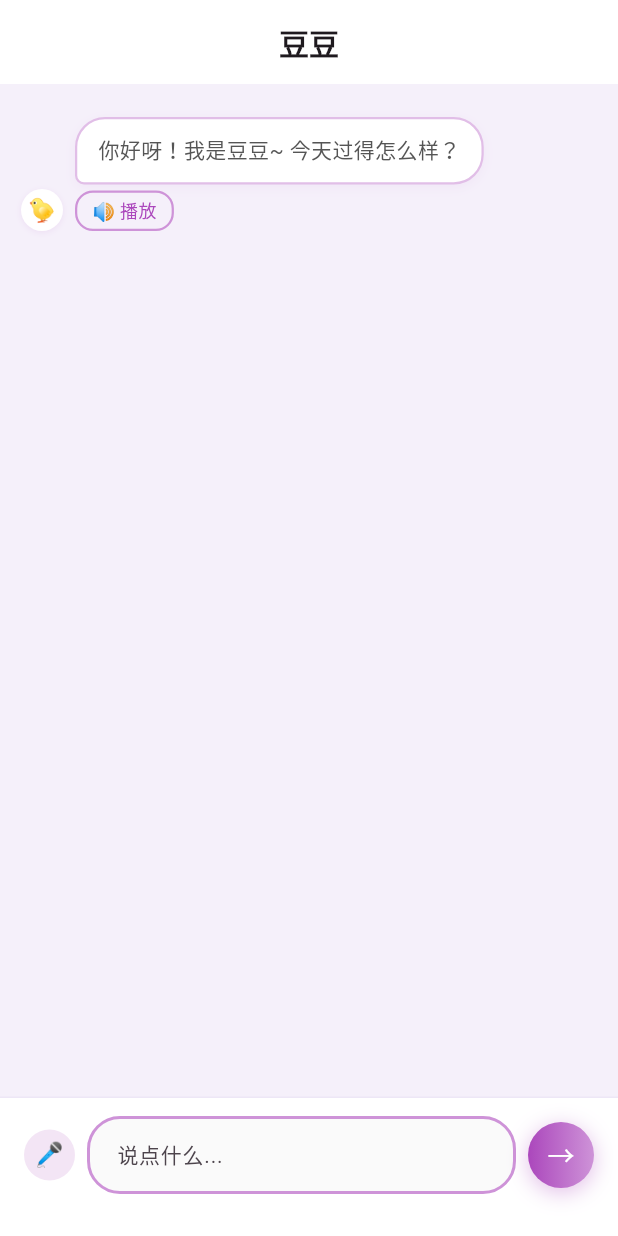
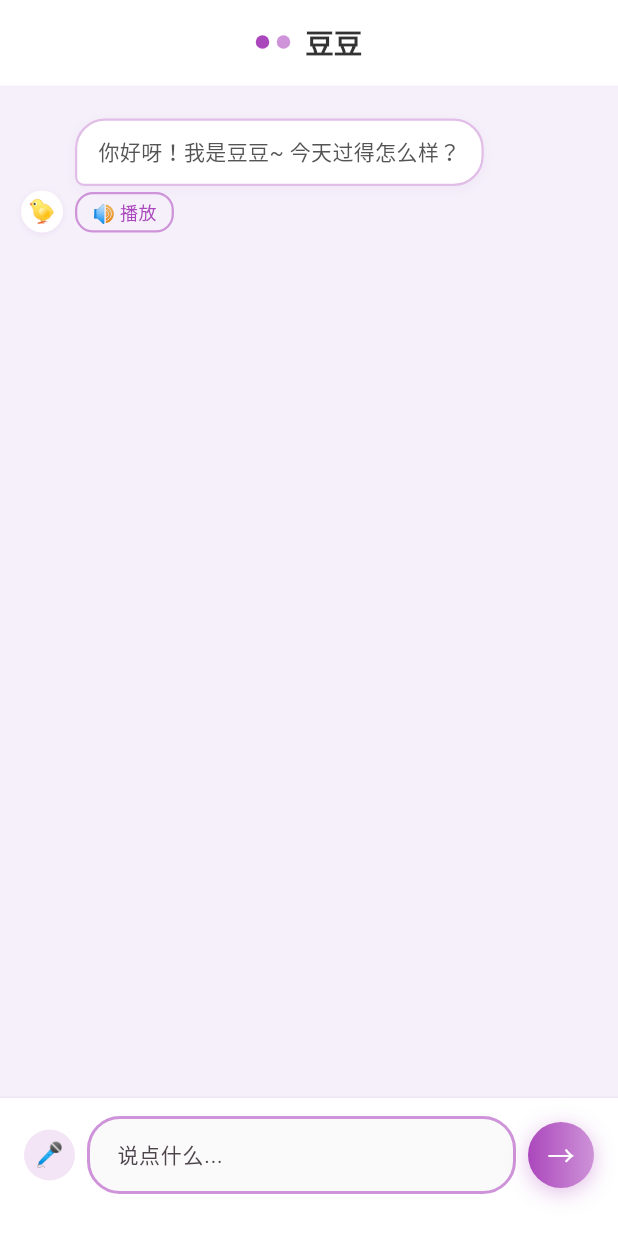
Before and after one commit to HuangJuzi/tangxiaodou, a Flutter app: the screen it shows after launch, after a tap on an icon or button, on a phone screen of 412 x 824 dp. Run offline on Flutter 3.47's test engine with Material 3 defaults, Android fonts, the phone set to English and light mode, and no system bars; our stand-ins replace audioplayers, image_picker, permission_handler; missing offline and left inert: record.

Commit message:
feat: redesign AppBar with dual-dot logo style (scheme 7)
Co-Authored-By: Claude Opus 4.7 <noreply@anthropic.com>

```diff
--- a/lib/screens/chat_screen.dart
+++ b/lib/screens/chat_screen.dart
@@ -347,11 +347,24 @@ class _ChatScreenState extends State<ChatScreen> {
   Widget build(BuildContext context) {
     return Scaffold(
       appBar: AppBar(
-        title: const Text('豆豆', style: TextStyle(fontSize: 20, fontWeight: FontWeight.w600)),
+        title: const Row(
+          mainAxisSize: MainAxisSize.min,
+          children: [
+            _NavDot(color: AppColors.primary, size: 9),
+            SizedBox(width: 5),
+            _NavDot(color: AppColors.primaryLight, size: 9),
+            SizedBox(width: 10),
+            Text('豆豆', style: TextStyle(fontSize: 19, fontWeight: FontWeight.w700, color: Color(0xFF333333))),
+          ],
+        ),
         centerTitle: true,
         backgroundColor: Colors.white,
         surfaceTintColor: Colors.white,
-        elevation: 0.5,
+        elevation: 0,
+        bottom: const PreferredSize(
+          preferredSize: Size.fromHeight(1),
+          child: ColoredBox(color: Color(0xFFF0E6F6)),
+        ),
       ),
       body: Column(
         children: [
@@ -506,3 +519,18 @@ class _TtsJob {
   List<int>? bytes;
   _TtsJob({required this.text, required this.gen});
 }
+
+class _NavDot extends StatelessWidget {
+  final Color color;
+  final double size;
+  const _NavDot({required this.color, required this.size});
+
+  @override
+  Widget build(BuildContext context) {
+    return Container(
+      width: size,
+      height: size,
+      decoration: BoxDecoration(color: color, shape: BoxShape.circle),
+    );
+  }
+}
```
